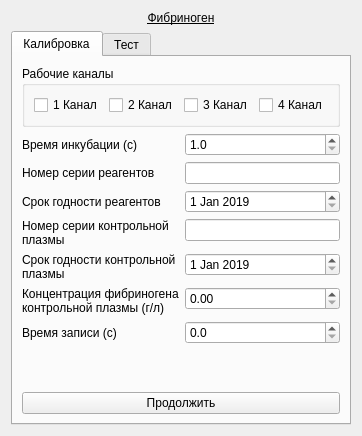
The window that choisedialog/ko3.ui (krang4d/Agrekola) describes before a commit, drawn with Qt 5.
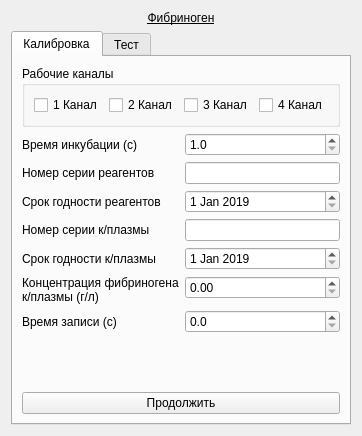
The same window after the commit.

Diff of the .ui file:
```diff
--- a/choisedialog/ko3.ui
+++ b/choisedialog/ko3.ui
@@ -111,8 +111,7 @@
          <item row="3" column="0">
           <widget class="QLabel" name="label_calib_4">
            <property name="text">
-            <string>Номер серии контрольной
-плазмы</string>
+            <string>Номер серии к/плазмы</string>
            </property>
           </widget>
          </item>
@@ -122,8 +121,7 @@
          <item row="4" column="0">
           <widget class="QLabel" name="label_calib_5">
            <property name="text">
-            <string>Срок годности контрольной
-плазмы</string>
+            <string>Срок годности к/плазмы</string>
            </property>
           </widget>
          </item>
@@ -142,7 +140,7 @@
           <widget class="QLabel" name="label_calib_3">
            <property name="text">
             <string>Концентрация фибриногена
-контрольной плазмы (г/л)</string>
+к/плазмы (г/л)</string>
            </property>
           </widget>
          </item>
```
